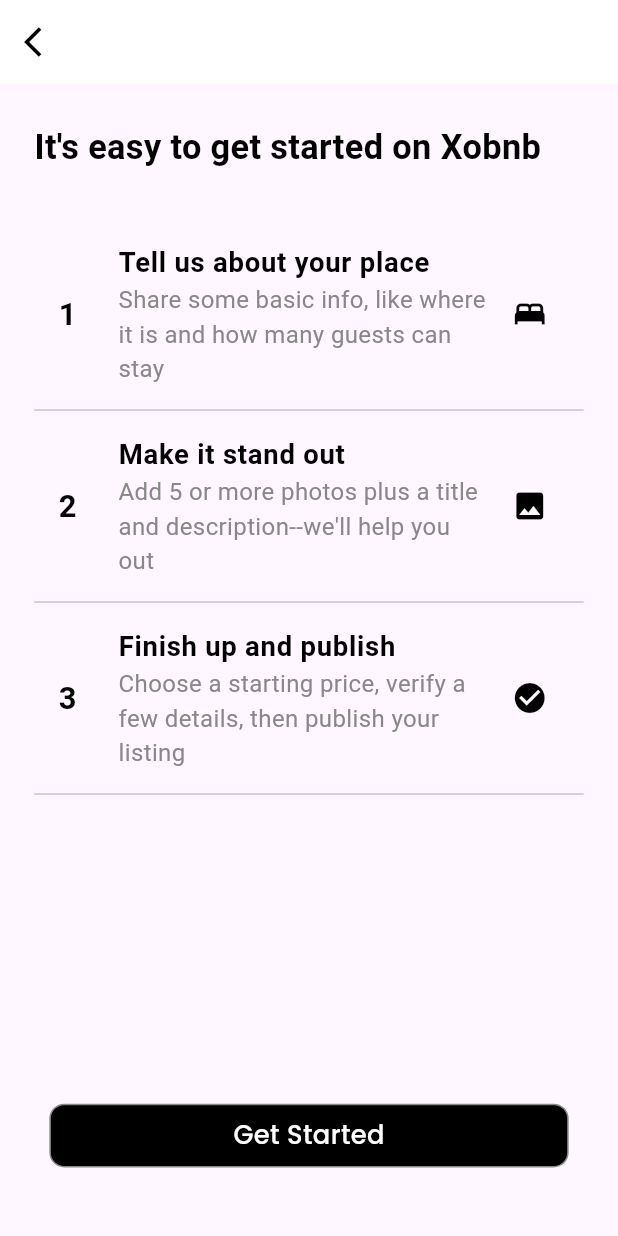
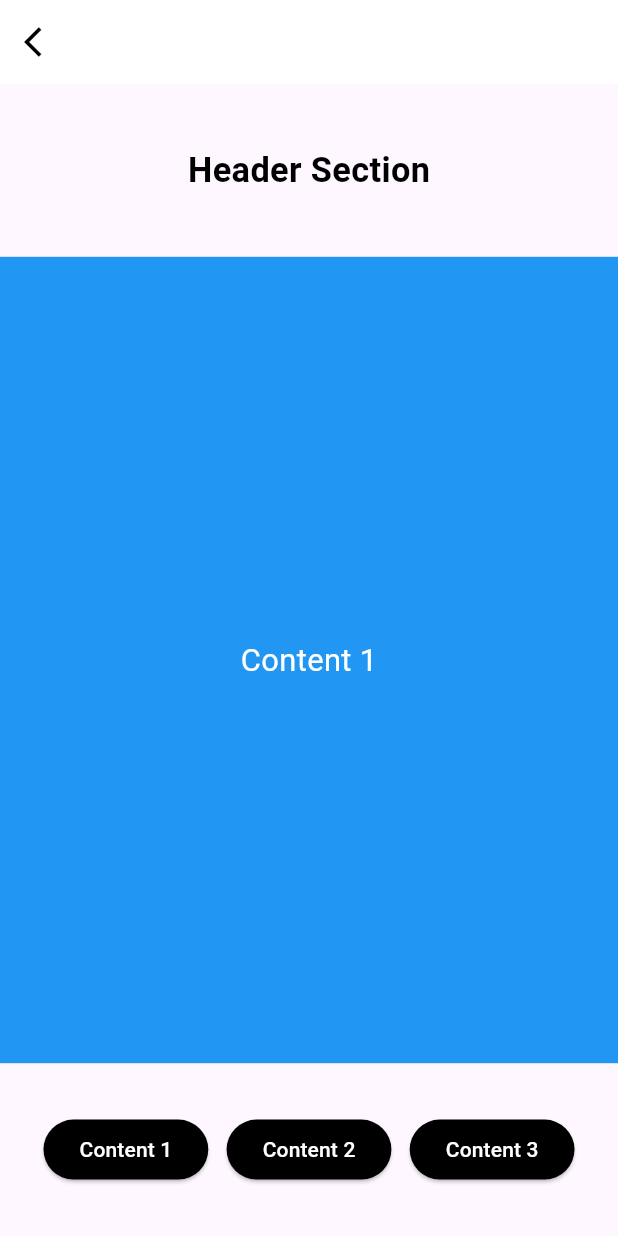
Before and after one commit to wajehafatima/air-bnb, a Flutter app: the GettingStartedScreen screen opened directly, after a tap on "Get Started", on a phone screen of 412 x 824 dp. Run offline on Flutter 3.47's test engine with Material 3 defaults, Android fonts, the phone set to English and light mode, and no system bars; our stand-ins replace country_picker, flutter_screenutil, google_fonts, matcher.

Commit message:
update code

```diff
--- /dev/null
+++ b/lib/src/view/homeview/profile-view/hosting/hosting-form-filling-views/hosting-main-view.dart
@@ -0,0 +1,139 @@
+import 'package:air_bnb/src/controller/components/custombutton.dart';
+import 'package:air_bnb/src/controller/constants/colors/appColors.dart';
+import 'package:flutter/material.dart';
+import 'package:flutter_screenutil/flutter_screenutil.dart';
+
+class ExpandedScreenExample extends StatefulWidget {
+  const ExpandedScreenExample({super.key});
+
+  @override
+  State<ExpandedScreenExample> createState() => _ExpandedScreenExampleState();
+}
+
+class _ExpandedScreenExampleState extends State<ExpandedScreenExample> {
+  int currentIndex = 0;
+
+  @override
+  Widget build(BuildContext context) {
+    return Scaffold(
+      appBar: AppBar(
+        leading: IconButton(
+          icon: Icon(Icons.arrow_back_ios, color: appColors.blacktext),
+          onPressed: () {
+            Navigator.of(context).pop();
+          },
+        ),
+        backgroundColor: Colors.white,
+        elevation: 0,
+      ),
+      body: Column(
+        children: [
+          Expanded(
+            flex: 15,
+            child: Center(
+              child: Text(
+                'Header Section',
+                style: TextStyle(
+                  fontSize: 20.sp,
+                  fontWeight: FontWeight.bold,
+                  color: appColors.blacktext,
+                ),
+              ),
+            ),
+          ),
+          Expanded(
+            flex: 70,
+            child: IndexedStack(
+              index: currentIndex,
+              children: [
+                Container(
+                  color: Colors.blue,
+                  child: Center(
+                    child: Text(
+                      'Content 1',
+                      style: TextStyle(
+                        fontSize: 18.sp,
+                        color: Colors.white,
+                      ),
+                    ),
+                  ),
+                ),
+                Container(
+                  color: Colors.green,
+                  child: Center(
+                    child: Text(
+                      'Content 2',
+                      style: TextStyle(
+                        fontSize: 18.sp,
+                        color: Colors.white,
+                      ),
+                    ),
+                  ),
+                ),
+                Container(
+                  color: Colors.red,
+                  child: Center(
+                    child: Text(
+                      'Content 3',
+                      style: TextStyle(
+                        fontSize: 18.sp,
+                        color: Colors.white,
+                      ),
+                    ),
+                  ),
+                ),
+              ],
+            ),
+          ),
+          Expanded(
+            flex: 15,
+            child: Padding(
+              padding: EdgeInsets.symmetric(horizontal: 20.w),
+              child: Row(
+                mainAxisAlignment: MainAxisAlignment.spaceAround,
+                children: [
+                  ElevatedButton(
+                    onPressed: () {
+                      setState(() {
+                        currentIndex = 0;
+                      });
+                    },
+                    style: ElevatedButton.styleFrom(
+                      backgroundColor: appColors.blacktext,
+                      foregroundColor: appColors.whiteBG,
+                    ),
+                    child: Text('Content 1'),
+                  ),
+                  ElevatedButton(
+                    onPressed: () {
+                      setState(() {
+                        currentIndex = 1;
+                      });
+                    },
+                    style: ElevatedButton.styleFrom(
+                      backgroundColor: appColors.blacktext,
+                      foregroundColor: appColors.whiteBG,
+                    ),
+                    child: Text('Content 2'),
+                  ),
+                  ElevatedButton(
+                    onPressed: () {
+                      setState(() {
+                        currentIndex = 2;
+                      });
+                    },
+                    style: ElevatedButton.styleFrom(
+                      backgroundColor: appColors.blacktext,
+                      foregroundColor: appColors.whiteBG,
+                    ),
+                    child: Text('Content 3'),
+                  ),
+                ],
+              ),
+            ),
+          ),
+        ],
+      ),
+    );
+  }
+}
--- a/lib/src/view/homeview/profile-view/hosting/hosting-starting-view.dart
+++ b/lib/src/view/homeview/profile-view/hosting/hosting-starting-view.dart
@@ -1,5 +1,7 @@
 import 'package:air_bnb/src/controller/components/custombutton.dart';
 import 'package:air_bnb/src/controller/constants/colors/appColors.dart';
+import 'package:air_bnb/src/view/homeview/profile-view/hosting/hosting-form-filling-views/hosting-main-view.dart';
+import 'package:flutter/cupertino.dart';
 import 'package:flutter/material.dart';
 import 'package:flutter_screenutil/flutter_screenutil.dart';
 
@@ -126,8 +128,14 @@ class _GettingStartedScreenState extends State<GettingStartedScreen> {
             Spacer(),
             Custombutton(
               text: 'Get Started',
-              onTap: () {},
-              color: appColors.blacktext,
+              onTap: () {
+                Navigator.push(
+                    context,
+                    CupertinoDialogRoute(
+                        builder: (context) => ExpandedScreenExample(),
+                        context: context));
+              },
+              color: appColors.secondary,
               textColor: appColors.whiteBG,
               width: double.infinity,
             ),
```
